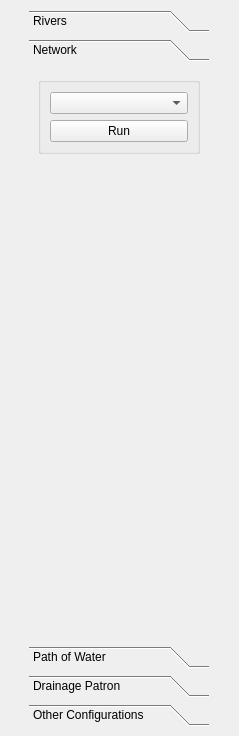
The window that UI/toolbarsconfigmesh.ui (jtpefaur/runnel) describes before a commit, drawn with Qt 5.
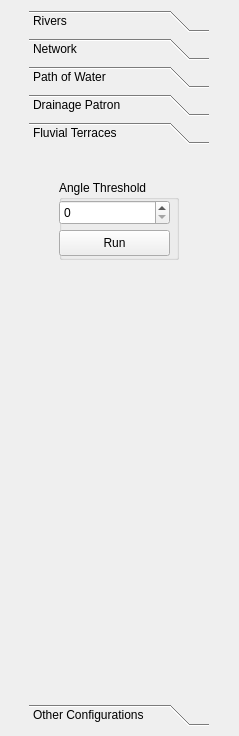
The same window after the commit. The open tabs and pages were chosen to show the change.

Commit message: Added toolbar tab for fluvial terrace analysis

The edit to the form file:
```diff
--- a/UI/toolbarsconfigmesh.ui
+++ b/UI/toolbarsconfigmesh.ui
@@ -83,7 +83,7 @@
          <number>1</number>
         </property>
         <property name="tabSpacing">
-         <number>7</number>
+         <number>6</number>
         </property>
         <widget class="QWidget" name="river">
          <property name="geometry">
@@ -183,7 +183,7 @@
            <x>0</x>
            <y>0</y>
            <width>180</width>
-           <height>561</height>
+           <height>542</height>
           </rect>
          </property>
          <attribute name="label">
@@ -485,6 +485,55 @@
           </item>
          </layout>
         </widget>
+        <widget class="QWidget" name="fluvial_terrace">
+         <property name="geometry">
+          <rect>
+           <x>0</x>
+           <y>0</y>
+           <width>180</width>
+           <height>542</height>
+          </rect>
+         </property>
+         <attribute name="label">
+          <string>Fluvial Terraces</string>
+         </attribute>
+         <widget class="QGroupBox" name="groupBox_3">
+          <property name="geometry">
+           <rect>
+            <x>30</x>
+            <y>30</y>
+            <width>120</width>
+            <height>80</height>
+           </rect>
+          </property>
+          <property name="title">
+           <string>Angle Threshold</string>
+          </property>
+          <widget class="QSpinBox" name="spinBox">
+           <property name="geometry">
+            <rect>
+             <x>0</x>
+             <y>20</y>
+             <width>111</width>
+             <height>25</height>
+            </rect>
+           </property>
+          </widget>
+          <widget class="QPushButton" name="pushButton">
+           <property name="geometry">
+            <rect>
+             <x>0</x>
+             <y>50</y>
+             <width>111</width>
+             <height>26</height>
+            </rect>
+           </property>
+           <property name="text">
+            <string>Run</string>
+           </property>
+          </widget>
+         </widget>
+        </widget>
         <widget class="QWidget" name="other_conf">
          <property name="geometry">
           <rect>
```
Left out of the diff: 2 changed lines with no effect on the pictures.
